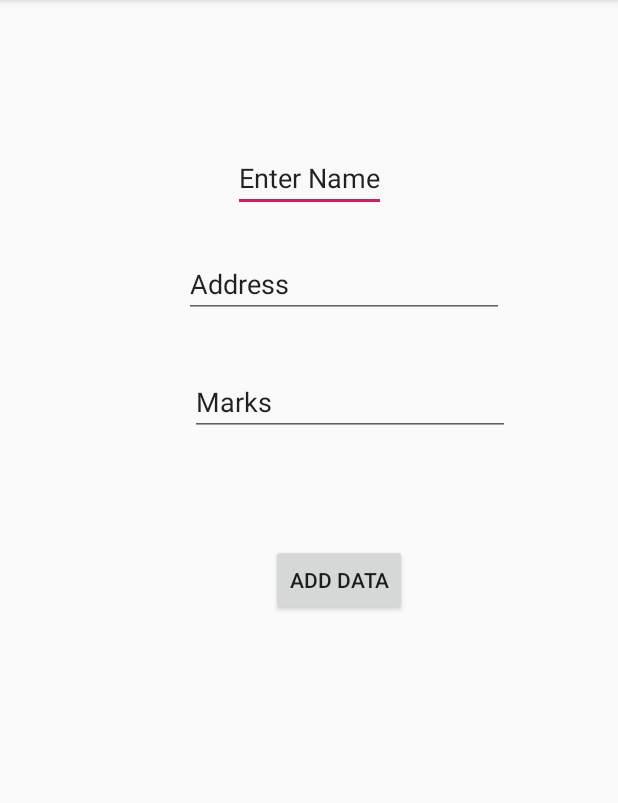
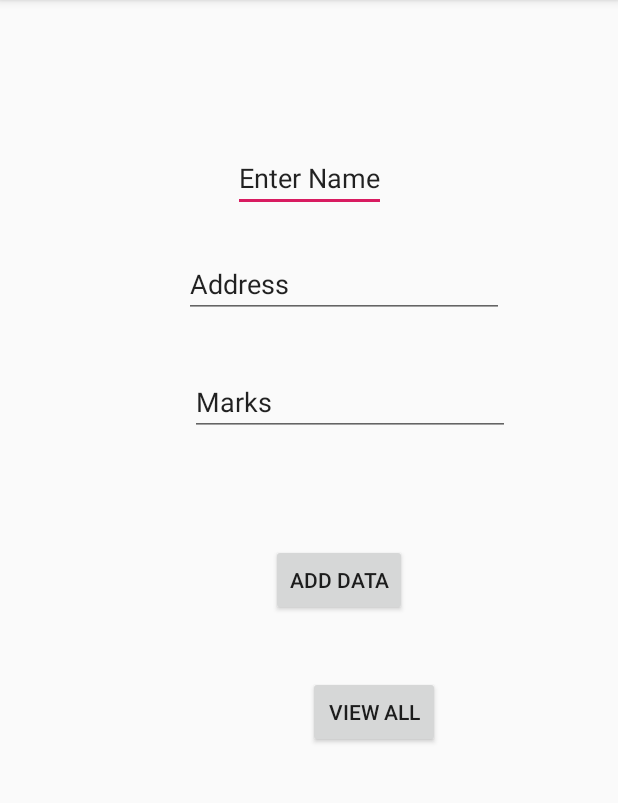
Before and after one commit to Shehanka/AndroidSQLiteCRUD, an Android app: the screen it shows after launch (MainActivity), on a phone screen of 412 x 824 dp, the part 84-887 px from its top. Run offline under Robolectric (Android 15) with nearby library versions, the phone set to English and light mode, and no system bars.

Commit message:
View all students

```diff
--- a/app/src/main/java/com/chamodshehanka/androidsqlitecrud/MainActivity.java
+++ b/app/src/main/java/com/chamodshehanka/androidsqlitecrud/MainActivity.java
@@ -1,11 +1,13 @@
 package com.chamodshehanka.androidsqlitecrud;
 
+import android.database.Cursor;
 import android.os.Bundle;
 import android.view.View;
 import android.widget.Button;
 import android.widget.EditText;
 import android.widget.Toast;
 
+import androidx.appcompat.app.AlertDialog;
 import androidx.appcompat.app.AppCompatActivity;
 
 import com.chamodshehanka.androidsqlitecrud.db.DatabaseHelper;
@@ -18,6 +20,7 @@ public class MainActivity extends AppCompatActivity {
     EditText txtAddress;
     EditText txtMarks;
     Button btnAddData;
+    Button btnViewAll;
 
 
     @Override
@@ -31,6 +34,9 @@ public class MainActivity extends AppCompatActivity {
         txtMarks = findViewById(R.id.txtMarks);
         btnAddData = findViewById(R.id.btnAddData);
         addStudent();
+
+        btnViewAll = findViewById(R.id.btnViewAll);
+        viewAllStudents();
     }
 
     public void addStudent() {
@@ -49,4 +55,29 @@ public class MainActivity extends AppCompatActivity {
             }
         });
     }
+
+    public void viewAllStudents() {
+        btnViewAll.setOnClickListener(new View.OnClickListener() {
+            @Override
+            public void onClick(View view) {
+                Cursor res = databaseHelper.getAllData();
+
+                if (res.getCount() > 0) {
+                    StringBuilder buffer = new StringBuilder();
+                    while (res.moveToNext()) {
+                        buffer.append("ID : ").append(res.getString(0)).append("\n");
+                        buffer.append("Name : ").append(res.getString(1)).append("\n");
+                        buffer.append("Address : ").append(res.getString(2)).append("\n");
+                        buffer.append("Marks : ").append(res.getString(3)).append("\n");
+                    }
+                }
+            }
+        });
+    }
+
+    public void showMessage(String title, String message) {
+        AlertDialog.Builder builder = new AlertDialog.Builder(this);
+        builder.setCancelable(true);
+
+    }
 }
--- a/app/src/main/res/layout/activity_main.xml
+++ b/app/src/main/res/layout/activity_main.xml
@@ -64,5 +64,18 @@
             app:layout_constraintEnd_toEndOf="parent"
             app:layout_constraintStart_toStartOf="parent"
             app:layout_constraintTop_toBottomOf="@+id/txtMarks" />
+
+        <Button
+            android:id="@+id/btnViewAll"
+            android:layout_width="wrap_content"
+            android:layout_height="wrap_content"
+            android:layout_marginStart="205dp"
+            android:layout_marginTop="40dp"
+            android:layout_marginEnd="16dp"
+            android:text="View All"
+            app:layout_constraintEnd_toEndOf="parent"
+            app:layout_constraintHorizontal_bias="0.0"
+            app:layout_constraintStart_toStartOf="parent"
+            app:layout_constraintTop_toBottomOf="@+id/btnAddData" />
     </androidx.constraintlayout.widget.ConstraintLayout>
 </androidx.constraintlayout.widget.ConstraintLayout>
```
Also changed, not shown: app/src/main/java/com/chamodshehanka/androidsqlitecrud/db/DatabaseHelper.java (+7 -0 lines).
